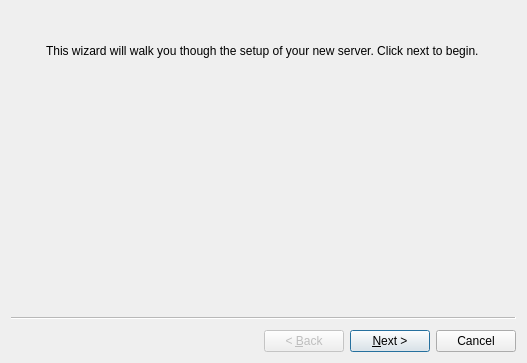
Above: src-qt5/pc-installgui/wizardFreeBSD.ui from trueos/pcbsd before the change. Below: the same form after it.
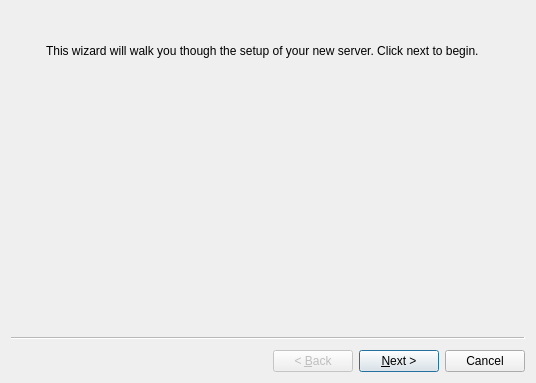
That is the form after the change. Icons and pictures are not drawn.

What changed in the file:
```diff
--- a/src-qt5/pc-installgui/wizardFreeBSD.ui
+++ b/src-qt5/pc-installgui/wizardFreeBSD.ui
@@ -6,8 +6,8 @@
    <rect>
     <x>0</x>
     <y>0</y>
-    <width>527</width>
-    <height>363</height>
+    <width>536</width>
+    <height>383</height>
    </rect>
   </property>
   <property name="windowTitle">
```
Left out of the diff: 21 changed lines with no effect on the pictures.
